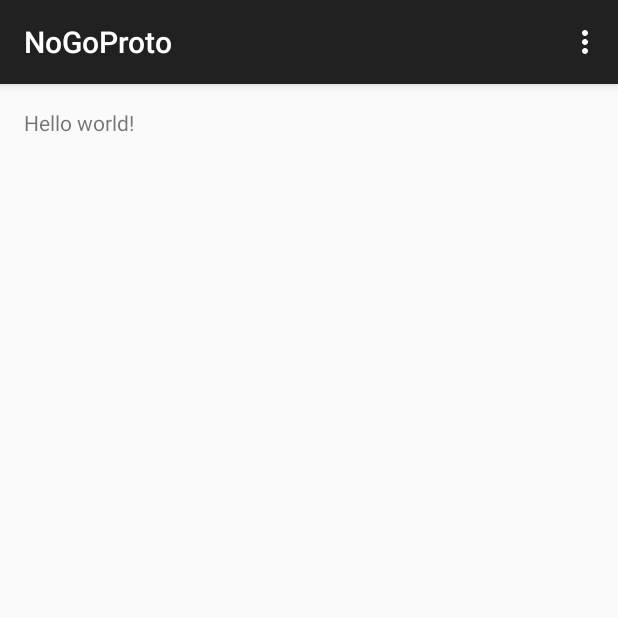
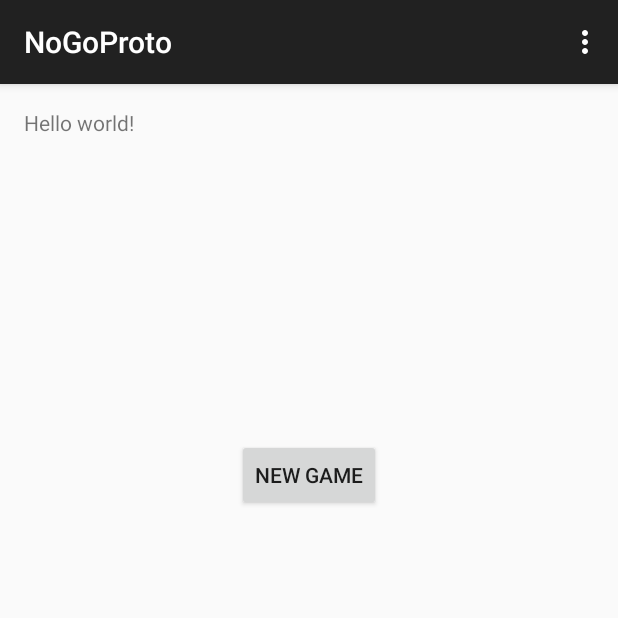
Before and after one commit to BotchedHackathon/NoGo, an Android app: the screen it shows after launch (MainActivity), on a phone screen of 412 x 824 dp, the top half of it. Run offline under Robolectric (Android 15) with nearby library versions, the phone set to English and light mode, and no system bars.

Commit message:
Some random changes

```diff
--- a/NoGoProto/app/src/main/res/layout/activity_main.xml
+++ b/NoGoProto/app/src/main/res/layout/activity_main.xml
@@ -6,6 +6,16 @@
     android:paddingBottom="@dimen/activity_vertical_margin" tools:context=".MainActivity">
 
     <TextView android:text="@string/hello_world" android:layout_width="wrap_content"
-        android:layout_height="wrap_content" />
+        android:layout_height="wrap_content"
+        android:id="@+id/hello_text" />
+
+    <Button
+        android:layout_width="wrap_content"
+        android:layout_height="wrap_content"
+        android:text="New Game"
+        android:id="@+id/button"
+        android:layout_below="@+id/hello_text"
+        android:layout_centerHorizontal="true"
+        android:layout_marginTop="201dp" />
 
 </RelativeLayout>
```
Also changed, not shown: 1 other file.
